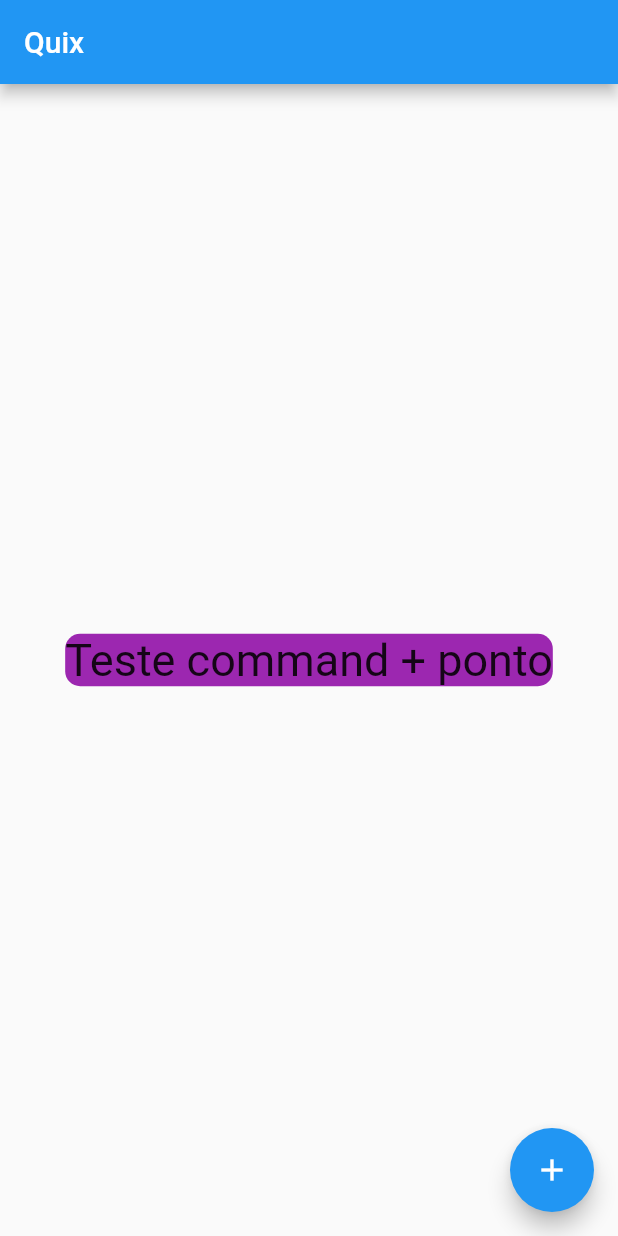
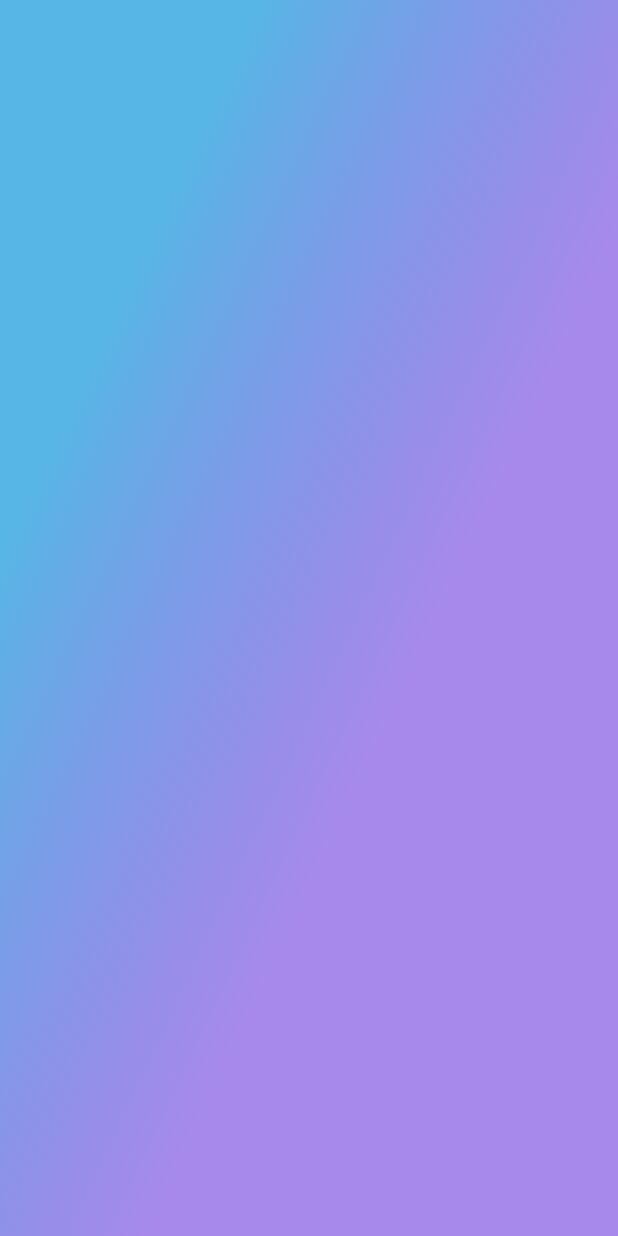
Before and after one commit to thaissadami/devQuiz-nlw, a Flutter app: the screen it shows after launch, on a phone screen of 412 x 824 dp. Run offline on Flutter 3.47's test engine with Material 2 defaults, Android fonts, the phone set to English and light mode, and no system bars; our stand-ins replace google_fonts.

Commit message:
implementacao gradiente

```diff
--- a/lib/core/app_widget.dart
+++ b/lib/core/app_widget.dart
@@ -1,27 +1,27 @@
 // import 'package:DevQuiz/home/home_page.dart';
 // import 'package:DevQuiz/splash/splash_page.dart';
+import 'package:DevQuiz/splash/splash_page.dart';
 import 'package:flutter/material.dart';
 
 class AppWidget extends StatelessWidget {
   @override
   Widget build(BuildContext context) {
-    return MaterialApp(
-        title: "DevQuiz",
-        home: Scaffold(
-          appBar: AppBar(
-            title: Text("Quix"),
-          ),
-          body: Center(
-              child: Container(
-                  decoration: BoxDecoration(
-                      color: Colors.purple,
-                      borderRadius: BorderRadius.circular(10)),
-                  child: Text("Teste command + ponto",
-                      style: TextStyle(fontSize: 30)))),
-          floatingActionButton: FloatingActionButton(
-            onPressed: () {},
-            child: Icon(Icons.add),
-          ),
-        )); //Scaffold esqueleto do app (ele acompanha o dark quando seu celular tiver no modo dark), customização
+    return MaterialApp(title: "DevQuiz", home: SplashPage());
+    // home: Scaffold(
+    //   appBar: AppBar(
+    //     title: Text("Quix"),
+    //   ),
+    //   body: Center(
+    //       child: Container(
+    //           decoration: BoxDecoration(
+    //               color: Colors.purple,
+    //               borderRadius: BorderRadius.circular(10)),
+    //           child: Text("Teste command + ponto",
+    //               style: TextStyle(fontSize: 30)))),
+    //   floatingActionButton: FloatingActionButton(
+    //     onPressed: () {},
+    //     child: Icon(Icons.add),
+    //   ),
+    // )); //Scaffold esqueleto do app (ele acompanha o dark quando seu celular tiver no modo dark), customização
   }
 }
--- /dev/null
+++ b/lib/splash/splash_page.dart
@@ -0,0 +1,26 @@
+import 'package:flutter/material.dart';
+import 'dart:math';
+import 'dart:ui';
+
+class SplashPage extends StatelessWidget {
+  @override
+  Widget build(BuildContext context) {
+    return Scaffold(
+      body: Container(
+        decoration: BoxDecoration(
+          gradient: AppGradients.linear,
+        ),
+      ),
+    );
+  }
+}
+
+class AppGradients {
+  static final linear = LinearGradient(colors: [
+    Color(0xFF57B6E5),
+    Color.fromRGBO(130, 87, 229, 0.695),
+  ], stops: [
+    0.0,
+    0.695
+  ], transform: GradientRotation(2.13959913 * pi));
+}
```
